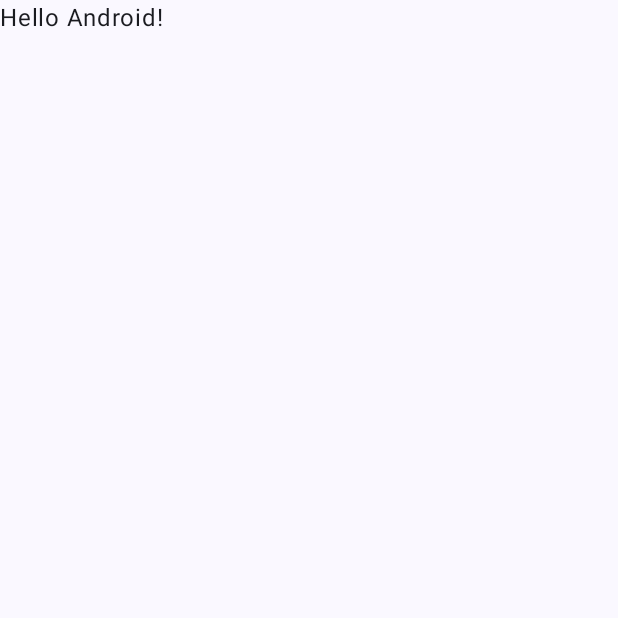
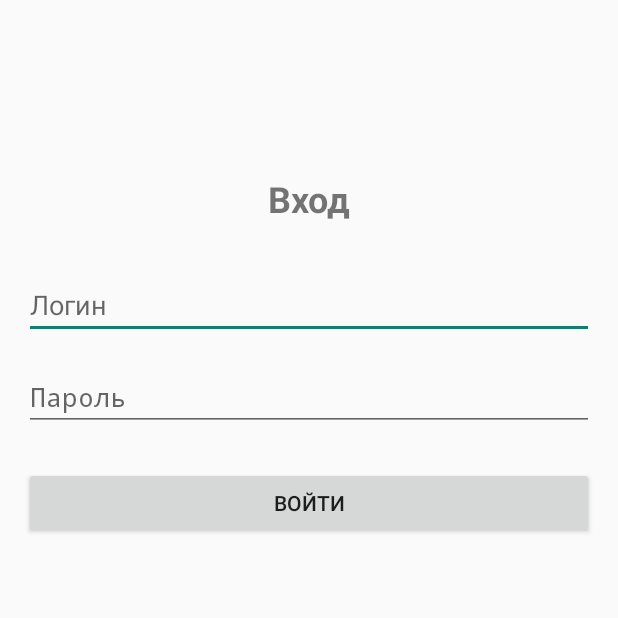
Before and after one commit to TamponN/AndrroidDevelopment_Plotnikov_IT41, an Android app built with Jetpack Compose: the screen it shows after launch (MainActivity), on a phone screen of 412 x 824 dp, the top half of it. Before the commit the part shown is almost empty. Run offline under Robolectric (Android 15) with nearby library versions, the phone set to English and light mode, and no system bars.

Commit message:
Complete 1-st and 2-nd lab

```diff
--- a/app/build.gradle.kts
+++ b/app/build.gradle.kts
@@ -49,6 +49,7 @@ dependencies {
     implementation(libs.androidx.compose.ui.graphics)
     implementation(libs.androidx.compose.ui.tooling.preview)
     implementation(libs.androidx.compose.material3)
+    implementation(libs.androidx.constraintlayout)
     testImplementation(libs.junit)
     androidTestImplementation(libs.androidx.junit)
     androidTestImplementation(libs.androidx.espresso.core)
--- a/app/src/main/java/com/example/app/MainActivity.kt
+++ b/app/src/main/java/com/example/app/MainActivity.kt
@@ -16,32 +16,8 @@ import com.example.app.ui.theme.AppTheme
 class MainActivity : ComponentActivity() {
     override fun onCreate(savedInstanceState: Bundle?) {
         super.onCreate(savedInstanceState)
-        enableEdgeToEdge()
-        setContent {
-            AppTheme {
-                Scaffold(modifier = Modifier.fillMaxSize()) { innerPadding ->
-                    Greeting(
-                        name = "Android",
-                        modifier = Modifier.padding(innerPadding)
-                    )
-                }
-            }
-        }
+        enableEdgeToEdge() // включение отображения под системными элементами
+        // Ставим свой макет в качестве основного
+        setContentView(R.layout.activity_main)
     }
 }
-
-@Composable
-fun Greeting(name: String, modifier: Modifier = Modifier) {
-    Text(
-        text = "Hello $name!",
-        modifier = modifier
-    )
-}
-
-@Preview(showBackground = true)
-@Composable
-fun GreetingPreview() {
-    AppTheme {
-        Greeting("Android")
-    }
-}
--- /dev/null
+++ b/app/src/main/res/layout/activity_main.xml
@@ -0,0 +1,107 @@
+<?xml version="1.0" encoding="utf-8"?>
+
+<!--Переключение между ConstraintLayout и LinearLayout-->
+<!--LinearLayout-->
+<!--<LinearLayout xmlns:android="http://schemas.android.com/apk/res/android"-->
+<!--    xmlns:tools="http://schemas.android.com/tools"-->
+<!--    android:orientation="vertical"-->
+<!--    android:layout_width="match_parent"-->
+<!--    android:layout_height="match_parent"-->
+<!--    android:gravity="center_horizontal"-->
+<!--    android:padding="16dp"-->
+<!--    tools:context=".MainActivity">-->
+
+<!--    &lt;!&ndash;Поле надписи&ndash;&gt;-->
+<!--    <TextView-->
+<!--        android:layout_width="wrap_content"-->
+<!--        android:layout_height="wrap_content"-->
+<!--        android:text="Вход"-->
+<!--        android:textSize="24sp"-->
+<!--        android:textStyle="bold"-->
+<!--        android:layout_marginTop="100dp"/>-->
+
+<!--    &lt;!&ndash;Поле ввода текста&ndash;&gt;-->
+<!--    <EditText-->
+<!--        android:layout_width="match_parent"-->
+<!--        android:layout_height="wrap_content"-->
+<!--        android:autofillHints=""-->
+<!--        android:hint="Логин"-->
+<!--        android:inputType="text"-->
+<!--        android:layout_marginTop="32dp"/>-->
+
+<!--    &lt;!&ndash;Второе поле ввода текста&ndash;&gt;-->
+<!--    <EditText-->
+<!--        android:layout_width="match_parent"-->
+<!--        android:layout_height="wrap_content"-->
+<!--        android:autofillHints=""-->
+<!--        android:hint="Пароль"-->
+<!--        android:inputType="textPassword"-->
+<!--        android:layout_marginTop="16dp"/>-->
+
+<!--    <Button-->
+<!--        android:layout_width="match_parent"-->
+<!--        android:layout_height="wrap_content"-->
+<!--        android:text="Войти"-->
+<!--        android:layout_marginTop="24dp"/>-->
+
+<!--</LinearLayout>-->
+
+<!--ConstraintLayout-->
+<androidx.constraintlayout.widget.ConstraintLayout
+    xmlns:android="http://schemas.android.com/apk/res/android"
+    xmlns:app="http://schemas.android.com/apk/res-auto"
+    xmlns:tools="http://schemas.android.com/tools"
+    android:layout_width="match_parent"
+    android:layout_height="match_parent"
+    android:padding="16dp"
+    tools:context=".MainActivity">
+
+    <!-- Заголовок экрана "Вход" -->
+    <TextView
+        android:id="@+id/textViewTitle"
+        android:layout_width="wrap_content"
+        android:layout_height="wrap_content"
+        android:text="Вход"
+        android:textSize="24sp"
+        android:textStyle="bold"
+        app:layout_constraintTop_toTopOf="parent"
+        app:layout_constraintStart_toStartOf="parent"
+        app:layout_constraintEnd_toEndOf="parent"
+        android:layout_marginTop="100dp"/>
+
+    <!-- Поле для ввода логина -->
+    <EditText
+        android:id="@+id/editTextLogin"
+        android:layout_width="0dp"
+        android:layout_height="wrap_content"
+        android:hint="Логин"
+        android:inputType="text"
+        app:layout_constraintTop_toBottomOf="@id/textViewTitle"
+        app:layout_constraintStart_toStartOf="parent"
+        app:layout_constraintEnd_toEndOf="parent"
+        android:layout_marginTop="32dp"/>
+
+    <!-- Поле для ввода пароля -->
+    <EditText
+        android:id="@+id/editTextPassword"
+        android:layout_width="0dp"
+        android:layout_height="wrap_content"
+        android:hint="Пароль"
+        android:inputType="textPassword"
+        app:layout_constraintTop_toBottomOf="@id/editTextLogin"
+        app:layout_constraintStart_toStartOf="parent"
+        app:layout_constraintEnd_toEndOf="parent"
+        android:layout_marginTop="16dp"/>
+
+    <!-- Кнопка для входа в систему -->
+    <Button
+        android:id="@+id/buttonLogin"
+        android:layout_width="0dp"
+        android:layout_height="wrap_content"
+        android:text="Войти"
+        app:layout_constraintTop_toBottomOf="@id/editTextPassword"
+        app:layout_constraintStart_toStartOf="parent"
+        app:layout_constraintEnd_toEndOf="parent"
+        android:layout_marginTop="24dp"/>
+
+</androidx.constraintlayout.widget.ConstraintLayout>
--- a/gradle/libs.versions.toml
+++ b/gradle/libs.versions.toml
@@ -8,6 +8,7 @@ espressoCore = "3.5.1"
 lifecycleRuntimeKtx = "2.6.1"
 activityCompose = "1.8.0"
 composeBom = "2024.09.00"
+constraintlayout = "2.2.1"
 
 [libraries]
 androidx-core-ktx = { group = "androidx.core", name = "core-ktx", version.ref = "coreKtx" }
@@ -24,6 +25,7 @@ androidx-compose-ui-tooling-preview = { group = "androidx.compose.ui", name = "u
 androidx-compose-ui-test-manifest = { group = "androidx.compose.ui", name = "ui-test-manifest" }
 androidx-compose-ui-test-junit4 = { group = "androidx.compose.ui", name = "ui-test-junit4" }
 androidx-compose-material3 = { group = "androidx.compose.material3", name = "material3" }
+androidx-constraintlayout = { group = "androidx.constraintlayout", name = "constraintlayout", version.ref = "constraintlayout" }
 
 [plugins]
 android-application = { id = "com.android.application", version.ref = "agp" }
```
